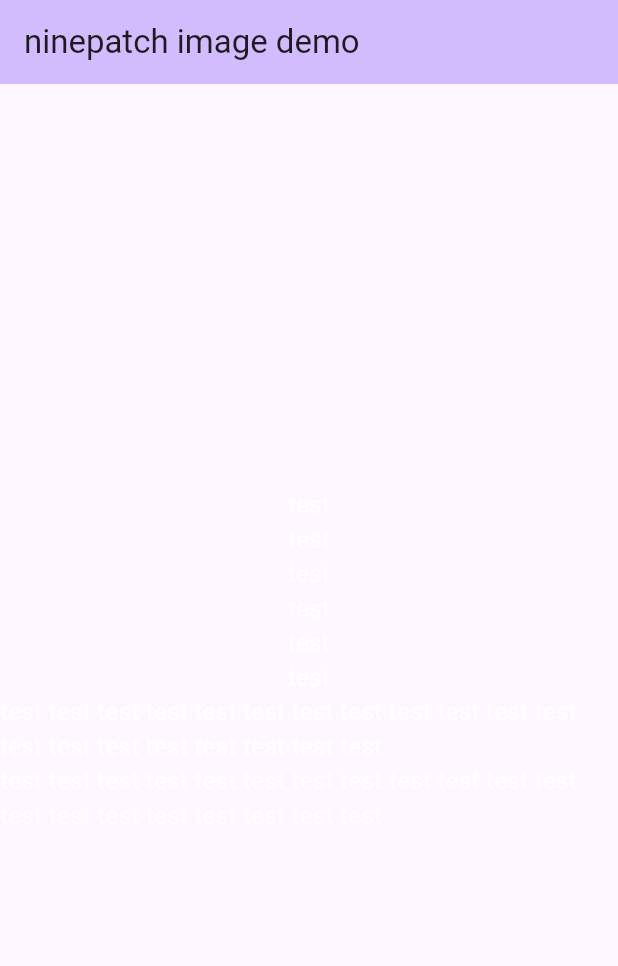
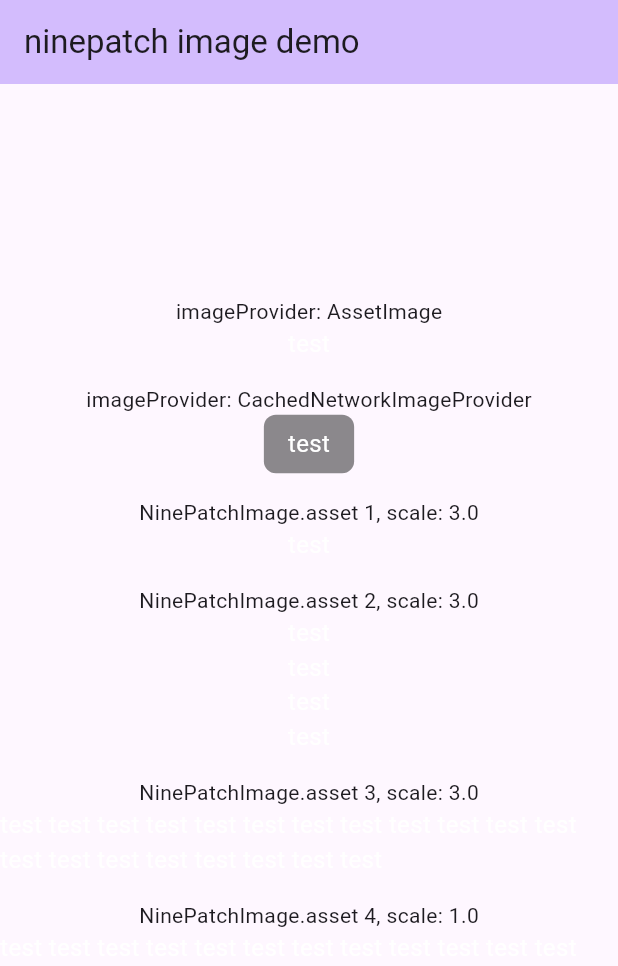
Before and after one commit to HanZhongShuai/flutter_ninepatch_image, a Flutter app: the screen it shows after launch, on a phone screen of 412 x 824 dp. Shown: the top 966 px of the screen. Run offline on Flutter 3.47's test engine with Material 3 defaults, Android fonts, the light colour scheme and no system bars; our stand-ins replace cached_network_image; missing offline and left inert: image_pixels.

Commit message:
CachedNetworkImage demo

```diff
--- a/example/lib/main.dart
+++ b/example/lib/main.dart
@@ -1,3 +1,4 @@
+import 'package:cached_network_image/cached_network_image.dart';
 import 'package:flutter/material.dart';
 import 'package:flutter_ninepatch_image/flutter_ninepatch_image.dart';
 
@@ -28,17 +29,24 @@ class MyHomePage extends StatelessWidget {
   @override
   Widget build(BuildContext context) {
     final assetName = 'assets/test_ninepatch.9.png';
+    final networkUrl =
+        'https://github.com/HanZhongShuai/flutter_ninepatch_image/blob/main/images/test_ninepatch.9.png?raw=true';
     return Scaffold(
       appBar: AppBar(
         backgroundColor: Theme.of(context).colorScheme.inversePrimary,
         title: Text(title),
       ),
       body: Center(
+        child: SingleChildScrollView(
+          child: IntrinsicHeight(
             child: Column(
               mainAxisAlignment: MainAxisAlignment.center,
               mainAxisSize: MainAxisSize.min,
               children: <Widget>[
                 Spacer(),
+
+                ///
+                Text('imageProvider: AssetImage'),
                 NinePatchImage(
                   imageProvider: AssetImage(assetName),
                   sliceCachedKey: assetName,
@@ -52,6 +60,38 @@ class MyHomePage extends StatelessWidget {
                     ),
                   ),
                 ),
+                SizedBox(height: 16),
+
+                ///
+                Text('imageProvider: CachedNetworkImageProvider'),
+                NinePatchImage(
+                  imageProvider: CachedNetworkImageProvider(networkUrl),
+                  sliceCachedKey: networkUrl,
+                  scale: 3.0,
+                  alignment: Alignment.center,
+                  child: Text(
+                    'test',
+                    style: TextStyle(
+                      color: Colors.white,
+                      fontSize: 16,
+                    ),
+                  ),
+                  defaultBuilder: (context, child) {
+                    return Container(
+                      padding: EdgeInsetsDirectional.symmetric(
+                          horizontal: 16, vertical: 8),
+                      decoration: BoxDecoration(
+                        color: Colors.black45,
+                        borderRadius: BorderRadius.circular(8),
+                      ),
+                      child: child,
+                    );
+                  },
+                ),
+                SizedBox(height: 16),
+
+                ///
+                Text('NinePatchImage.asset 1, scale: 3.0'),
                 NinePatchImage.asset(
                   name: assetName,
                   scale: 3.0,
@@ -64,6 +104,10 @@ class MyHomePage extends StatelessWidget {
                     ),
                   ),
                 ),
+                SizedBox(height: 16),
+
+                ///
+                Text('NinePatchImage.asset 2, scale: 3.0'),
                 NinePatchImage.asset(
                   name: assetName,
                   scale: 3.0,
@@ -76,6 +120,10 @@ class MyHomePage extends StatelessWidget {
                     ),
                   ),
                 ),
+                SizedBox(height: 16),
+
+                ///
+                Text('NinePatchImage.asset 3, scale: 3.0'),
                 NinePatchImage.asset(
                   name: assetName,
                   scale: 3.0,
@@ -88,6 +136,10 @@ class MyHomePage extends StatelessWidget {
                     ),
                   ),
                 ),
+                SizedBox(height: 16),
+
+                ///
+                Text('NinePatchImage.asset 4, scale: 1.0'),
                 NinePatchImage.asset(
                   name: assetName,
                   alignment: Alignment.center,
@@ -99,8 +151,11 @@ class MyHomePage extends StatelessWidget {
                     ),
                   ),
                 ),
+                SizedBox(height: 16),
                 Spacer(),
               ],
+            ),
+          ),
         ),
       ),
     );
--- a/example/pubspec.yaml
+++ b/example/pubspec.yaml
@@ -36,6 +36,7 @@ dependencies:
   cupertino_icons: ^1.0.8
   flutter_ninepatch_image:
     path: ../
+  cached_network_image: ^3.4.1
 
 dev_dependencies:
   flutter_test:
```
Also changed, not shown: example/pubspec.lock, 3 other files. Lines whose indentation alone changed are shown as unchanged.
